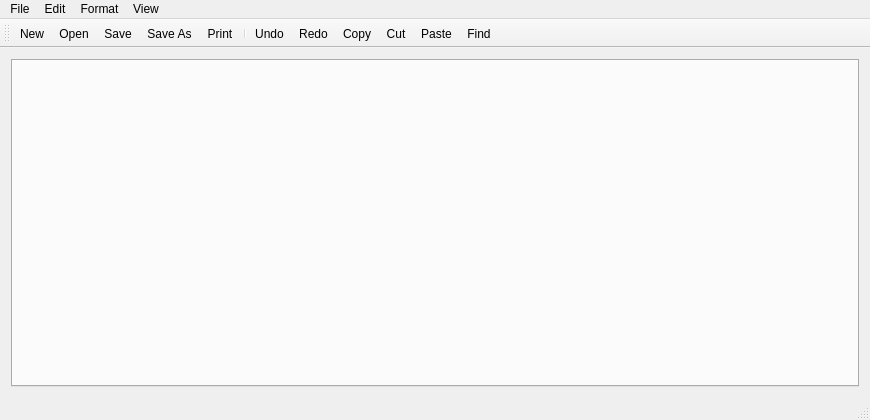
This is src/mainwindow.ui in AleksandrHovhannisyan/Scribe-Text-Editor as Qt 5 draws it before an edit. The edited form follows.
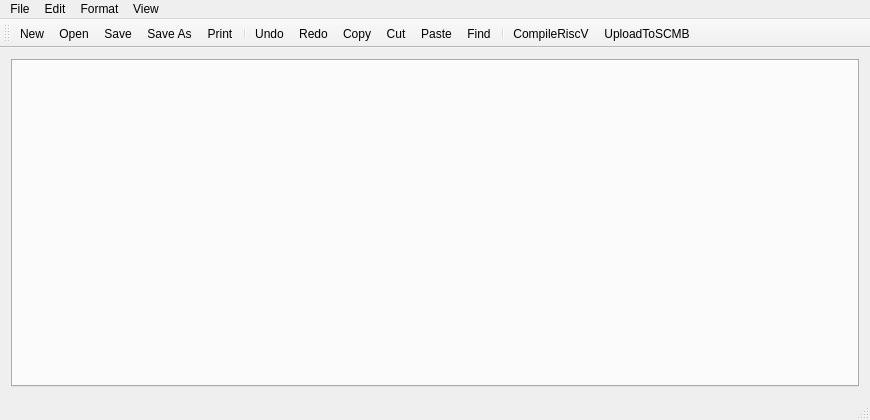
This is the edited form. Icons and pictures are not drawn. Custom widgets are drawn as their Qt base class.

What changed in the file:
```diff
--- a/src/mainwindow.ui
+++ b/src/mainwindow.ui
@@ -119,6 +119,9 @@
    <addaction name="actionCut"/>
    <addaction name="actionPaste"/>
    <addaction name="actionFind"/>
+   <addaction name="separator"/>
+   <addaction name="actionCompileRiscV"/>
+   <addaction name="actionUploadToSCMB"/>
   </widget>
   <widget class="QStatusBar" name="statusBar">
    <property name="enabled">
@@ -386,6 +389,29 @@
     <string>Tool Bar</string>
    </property>
   </action>
+  <action name="actionCompileRiscV">
+   <property name="icon">
+    <iconset>
+     <normalon>:/icons/res/icons/compfile-256.png</normalon>
+    </iconset>
+   </property>
+   <property name="text">
+    <string>CompileRiscV</string>
+   </property>
+  </action>
+  <action name="actionUploadToSCMB">
+   <property name="icon">
+    <iconset>
+     <normalon>res/icons/upload.png</normalon>
+    </iconset>
+   </property>
+   <property name="text">
+    <string>UploadToSCMB</string>
+   </property>
+   <property name="toolTip">
+    <string>Upload to SCMB Board</string>
+   </property>
+  </action>
  </widget>
  <layoutdefault spacing="6" margin="11"/>
  <customwidgets>
```
Left out of the diff: 2 changed lines with no effect on the pictures.
